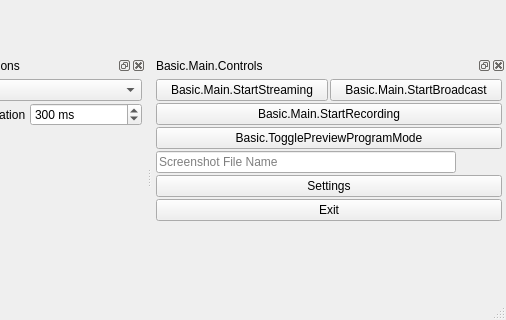
First picture: the form in UI/forms/OBSBasic.ui, repository qoopooh/obs-studio, before the edit; both pictures show x 573 to 1079 and y 409 to 729 of the 1079 by 729 pixel window.
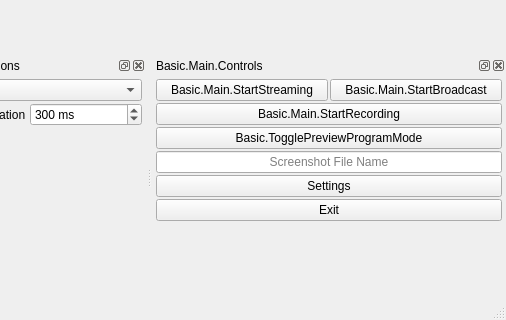
Second picture: the form after the edit. Icons and pictures are not drawn. Custom widgets are drawn as their Qt base class.

Commit message: Align text

What changed in the file:
```diff
--- a/UI/forms/OBSBasic.ui
+++ b/UI/forms/OBSBasic.ui
@@ -1532,13 +1532,16 @@
        </property>
        <property name="maximumSize">
        <size>
-         <width>300</width>
+         <width>360</width>
          <height>28</height>
        </size>
        </property>
        <property name="maxLength">
          <number>11</number>
        </property>
+       <property name="alignment">
+        <set>Qt::AlignCenter</set>
+       </property>
        <property name="placeholderText">
        <string>Screenshot File Name</string>
        </property>
```
Lines whose indentation alone changed are shown as unchanged.
